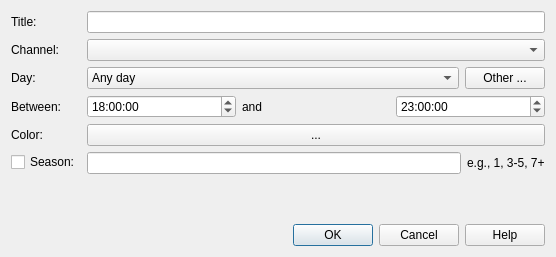
Before: the Qt Designer form src/bookmarkitemeditor.ui in rweather/tvguide, drawn with Qt 5.
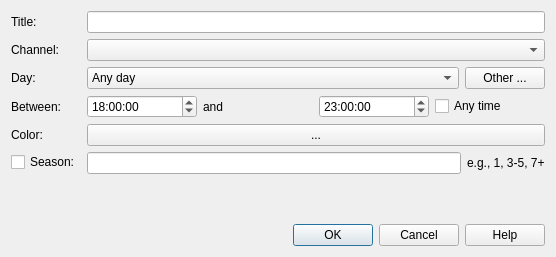
After: the same form once the commit is applied.

Commit message: Matching bookmarks on "any time"

```diff
--- a/src/bookmarkitemeditor.ui
+++ b/src/bookmarkitemeditor.ui
@@ -165,6 +165,13 @@
          </property>
         </widget>
        </item>
+       <item>
+        <widget class="QCheckBox" name="anyTimeCheck">
+         <property name="text">
+          <string>Any time</string>
+         </property>
+        </widget>
+       </item>
       </layout>
      </item>
      <item row="4" column="0">
```
Left out of the diff: 1 changed line with no effect on the pictures. The commit also changes 9 other files.
